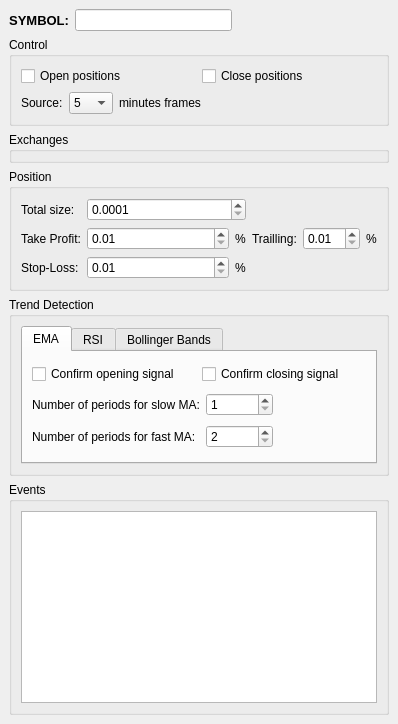
Above: sources/Strategies/PingPong/StrategyWindow.ui from alimogh/trdk before the change. Below: the same form after it.
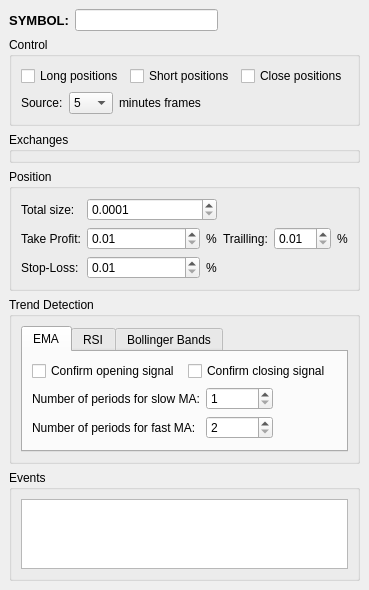
That is the form after the change.

Commit message: Added ability enable only long or short positions for Ping Pong strategy.

```diff
--- a/sources/Strategies/PingPong/StrategyWindow.ui
+++ b/sources/Strategies/PingPong/StrategyWindow.ui
@@ -6,8 +6,8 @@
    <rect>
     <x>0</x>
     <y>0</y>
-    <width>398</width>
-    <height>724</height>
+    <width>347</width>
+    <height>531</height>
    </rect>
   </property>
   <widget class="QWidget" name="centralwidget">
@@ -64,7 +64,14 @@
          <item>
           <widget class="QCheckBox" name="isPositionsOpeningEnabled">
            <property name="text">
-            <string>Open positions</string>
+            <string>Long positions</string>
+           </property>
+          </widget>
+         </item>
+         <item>
+          <widget class="QCheckBox" name="isPositionsShortOpeningEnabled">
+           <property name="text">
+            <string>Short positions</string>
            </property>
           </widget>
          </item>
```
Left out of the diff: 23 changed lines with no effect on the pictures. The commit also changes 5 other files.
